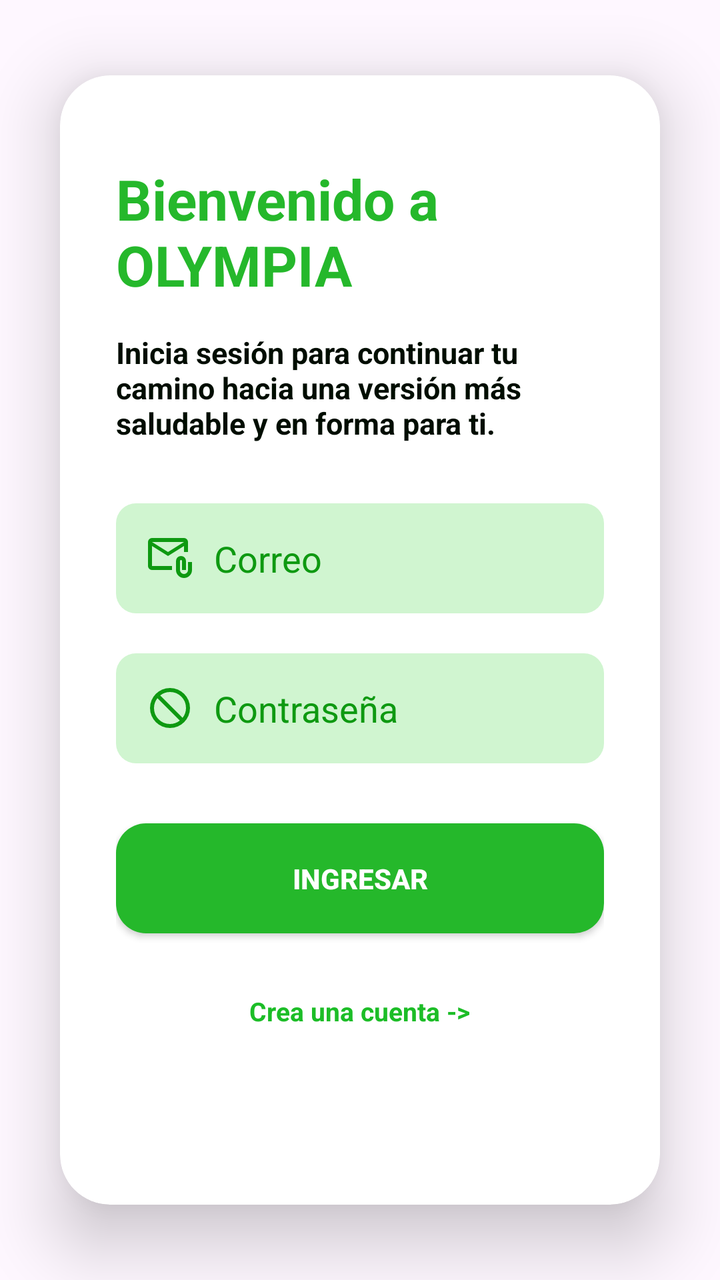
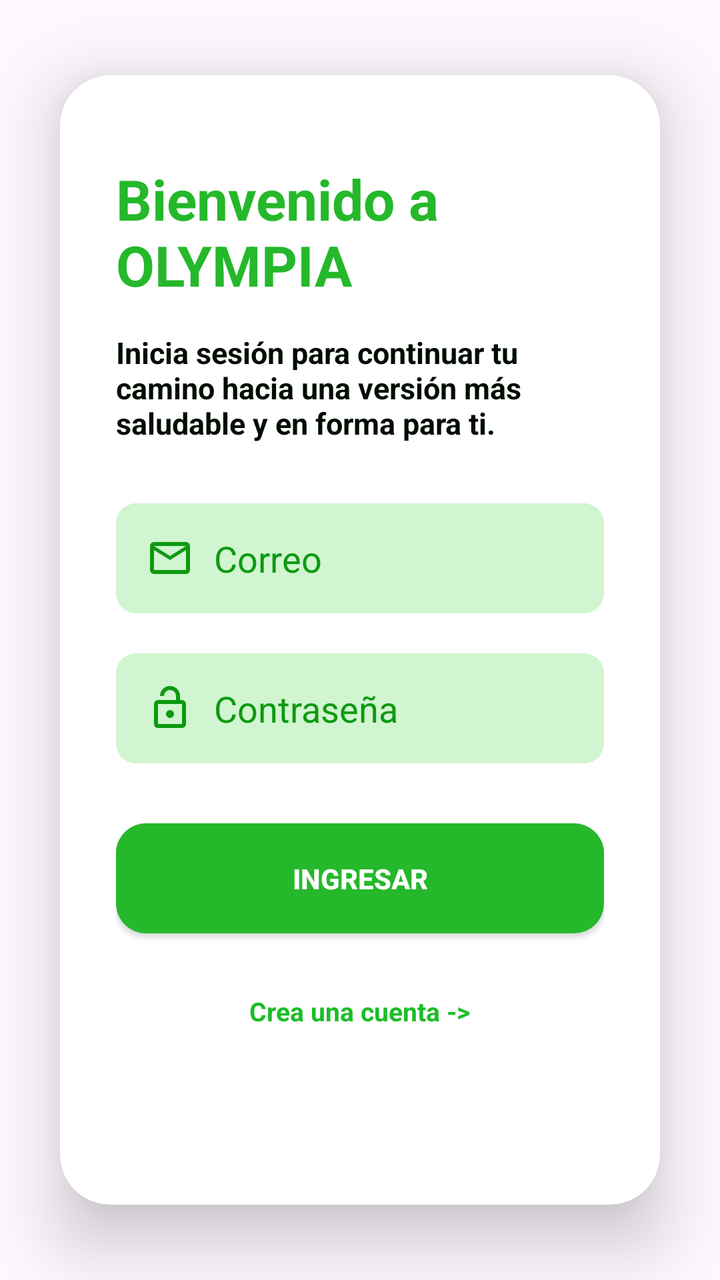

An Android layout rendered at two revisions. The XML below is the earlier revision; the diff shows what the commit changed to produce the second picture.
<!-- AndroidManifest.xml: application theme Theme.Olympia_ -->
<!-- res/layout/activity_main.xml -->
<?xml version="1.0" encoding="utf-8"?>
<androidx.constraintlayout.widget.ConstraintLayout xmlns:android="http://schemas.android.com/apk/res/android"
    xmlns:app="http://schemas.android.com/apk/res-auto"
    xmlns:tools="http://schemas.android.com/tools"
    android:id="@+id/main"
    android:layout_width="match_parent"
    android:layout_height="match_parent"
    tools:context=".MainActivity">

    <androidx.cardview.widget.CardView
        android:id="@+id/cardLogin"
        android:layout_width="0dp"
        android:layout_height="wrap_content"
        android:layout_margin="30dp"
        app:cardCornerRadius="25dp"
        app:cardElevation="20dp"
        android:backgroundTint="@color/white"
        app:layout_constraintBaseline_toTopOf="parent"
        app:layout_constraintBottom_toBottomOf="parent"
        app:layout_constraintEnd_toEndOf="parent"
        app:layout_constraintStart_toStartOf="parent"
        app:layout_constraintTop_toTopOf="parent">

        <LinearLayout
            android:id="@+id/layoutContenido"
            android:layout_width="match_parent"
            android:layout_height="wrap_content"
            android:orientation="vertical"
            android:gravity="center"
            android:padding="28dp">

            <TextView
                android:id="@+id/tvTitulo"
                android:layout_width="wrap_content"
                android:layout_height="wrap_content"
                android:text="Bienvenido a OLYMPIA"
                android:textSize="28sp"
                android:textStyle="bold"
                android:textColor="#25B82B"
                android:layout_marginTop="15dp"
                android:layout_marginBottom="15dp"
                />

            <TextView
                android:id="@+id/tvSubt"
                android:layout_width="wrap_content"
                android:layout_height="wrap_content"
                android:text="Inicia sesión para continuar tu camino hacia una versión más saludable y en forma para ti."
                android:textSize="15sp"
                android:textStyle="bold"
                android:textColor="#000D00"
                android:layout_marginTop="0dp"
                android:layout_marginBottom="30dp"
                />

            <EditText
                android:id="@+id/etCorreo"
                android:layout_width="match_parent"
                android:layout_height="55dp"
                android:background="@drawable/bg_input"
                android:hint="Correo"
                android:paddingEnd="15dp"
                android:paddingStart="15dp"
                android:textColor="#333333"
                android:textColorHint="#0E9911"
                android:inputType="textEmailAddress"
                android:drawableStart="@drawable/email"
                android:drawablePadding="10dp"/>

            <EditText
                android:id="@+id/etPass"
                android:layout_width="match_parent"
                android:layout_height="55dp"
                android:background="@drawable/bg_input"
                android:hint="Contraseña"
                android:paddingEnd="15dp"
                android:paddingStart="15dp"
                android:textColor="#333333"
                android:textColorHint="#0E9911"
                android:inputType="textPassword"
                android:drawableStart="@drawable/contrasena"
                android:drawablePadding="10dp"
                android:layout_marginTop="20dp"/>

            <androidx.appcompat.widget.AppCompatButton
                android:id="@+id/btnIngresar"
                android:layout_width="match_parent"
                android:layout_height="55dp"
                android:text="INGRESAR"
                android:background="@drawable/bg_buton"
                android:layout_marginTop="30dp"
                android:textColor="#FFFFFF"
                android:textStyle="bold"/>

            <TextView
                android:id="@+id/tvCrearCuenta"
                android:layout_width="wrap_content"
                android:layout_height="wrap_content"
                android:text="Crea una cuenta ->"
                android:textSize="13sp"
                android:textStyle="bold"
                android:textColor="#1CBD27"
                android:layout_marginTop="30dp"
                android:layout_marginBottom="60dp"/>

        </LinearLayout>

    </androidx.cardview.widget.CardView>

</androidx.constraintlayout.widget.ConstraintLayout>
<!-- resources referenced by this layout -->
<resources>
  <color name="white">#FFFFFFFF</color>
  <!-- drawable bg_buton (drawable) -->
  <?xml version="1.0" encoding="utf-8"?>
  <shape xmlns:android="http://schemas.android.com/apk/res/android">
      <solid android:color="#25B82B"/>
      <corners android:radius="15dp"/>
  </shape>
  <!-- drawable bg_input (drawable) -->
  <?xml version="1.0" encoding="utf-8"?>
  <shape xmlns:android="http://schemas.android.com/apk/res/android">
      <solid android:color="#D0F5D0" />
      <corners android:radius="10dp" />
  </shape>
  <!-- drawable contrasena (drawable) -->
  <vector xmlns:android="http://schemas.android.com/apk/res/android" android:autoMirrored="true" android:height="24dp" android:tint="#0E9911" android:viewportHeight="960" android:viewportWidth="960" android:width="24dp">
        
      <path android:fillColor="@android:color/white" android:pathData="M324,848.5Q251,817 197,763Q143,709 111.5,636Q80,563 80,480Q80,397 111.5,324Q143,251 197,197Q251,143 324,111.5Q397,80 480,80Q563,80 636,111.5Q709,143 763,197Q817,251 848.5,324Q880,397 880,480Q880,563 848.5,636Q817,709 763,763Q709,817 636,848.5Q563,880 480,880Q397,880 324,848.5ZM480,800Q534,800 584,782.5Q634,765 676,732L228,284Q195,326 177.5,376Q160,426 160,480Q160,614 253,707Q346,800 480,800ZM732,676Q765,634 782.5,584Q800,534 800,480Q800,346 707,253Q614,160 480,160Q426,160 376,177.5Q326,195 284,228L732,676ZM480,480Q480,480 480,480Q480,480 480,480Q480,480 480,480Q480,480 480,480Q480,480 480,480Q480,480 480,480Q480,480 480,480Q480,480 480,480Z"/>
      
  </vector>
  <!-- drawable email (drawable) -->
  <vector xmlns:android="http://schemas.android.com/apk/res/android" android:height="24dp" android:tint="#0E9911" android:viewportHeight="960" android:viewportWidth="960" android:width="24dp">
        
      <path android:fillColor="@android:color/white" android:pathData="M440,440L120,240L120,640Q120,640 120,640Q120,640 120,640L520,640L520,720L120,720Q87,720 63.5,696.5Q40,673 40,640L40,160Q40,127 63.5,103.5Q87,80 120,80L760,80Q793,80 816.5,103.5Q840,127 840,160L840,360L760,360L760,240L440,440ZM440,360L760,160L120,160L440,360ZM760,880Q694,880 647,833Q600,786 600,720L600,540Q600,498 629,469Q658,440 700,440Q742,440 771,469Q800,498 800,540L800,720L720,720L720,540Q720,532 714,526Q708,520 700,520Q692,520 686,526Q680,532 680,540L680,720Q680,753 703.5,776.5Q727,800 760,800Q793,800 816.5,776.5Q840,753 840,720L840,560L920,560L920,720Q920,786 873,833Q826,880 760,880ZM120,240L120,160L120,160L120,240L120,640Q120,640 120,640Q120,640 120,640L120,640L120,540Q120,482 120,441Q120,400 120,400L120,400L120,240Z"/>
      
  </vector>
  <style name="Theme.Olympia_" parent="Base.Theme.Olympia_" />
  <style name="Base.Theme.Olympia_" parent="Theme.Material3.DayNight.NoActionBar">
          
          
      </style>
</resources>

<!-- the commit's change to res/layout/activity_main.xml (unified diff, before → after) -->
@@ -64,7 +64,7 @@
                 android:textColor="#333333"
                 android:textColorHint="#0E9911"
                 android:inputType="textEmailAddress"
-                android:drawableStart="@drawable/email"
+                android:drawableStart="@drawable/correo"
                 android:drawablePadding="10dp"/>
 
             <EditText
<!-- resource entries referenced after the edit -->
@@ -14,16 +14,24 @@
       <corners android:radius="10dp" />
   </shape>
   <!-- drawable contrasena (drawable) -->
-  <vector xmlns:android="http://schemas.android.com/apk/res/android" android:autoMirrored="true" android:height="24dp" android:tint="#0E9911" android:viewportHeight="960" android:viewportWidth="960" android:width="24dp">
-        
-      <path android:fillColor="@android:color/white" android:pathData="M324,848.5Q251,817 197,763Q143,709 111.5,636Q80,563 80,480Q80,397 111.5,324Q143,251 197,197Q251,143 324,111.5Q397,80 480,80Q563,80 636,111.5Q709,143 763,197Q817,251 848.5,324Q880,397 880,480Q880,563 848.5,636Q817,709 763,763Q709,817 636,848.5Q563,880 480,880Q397,880 324,848.5ZM480,800Q534,800 584,782.5Q634,765 676,732L228,284Q195,326 177.5,376Q160,426 160,480Q160,614 253,707Q346,800 480,800ZM732,676Q765,634 782.5,584Q800,534 800,480Q800,346 707,253Q614,160 480,160Q426,160 376,177.5Q326,195 284,228L732,676ZM480,480Q480,480 480,480Q480,480 480,480Q480,480 480,480Q480,480 480,480Q480,480 480,480Q480,480 480,480Q480,480 480,480Q480,480 480,480Z"/>
-      
+  <vector xmlns:android="http://schemas.android.com/apk/res/android"
+      android:width="24dp"
+      android:height="24dp"
+      android:viewportWidth="960"
+      android:viewportHeight="960">
+    <path
+        android:pathData="M240,320h360v-80q0,-50 -35,-85t-85,-35q-50,0 -85,35t-35,85h-80q0,-83 58.5,-141.5T480,40q83,0 141.5,58.5T680,240v80h40q33,0 56.5,23.5T800,400v400q0,33 -23.5,56.5T720,880L240,880q-33,0 -56.5,-23.5T160,800v-400q0,-33 23.5,-56.5T240,320ZM240,800h480v-400L240,400v400ZM536.5,656.5Q560,633 560,600t-23.5,-56.5Q513,520 480,520t-56.5,23.5Q400,567 400,600t23.5,56.5Q447,680 480,680t56.5,-23.5ZM240,800v-400,400Z"
+        android:fillColor="#0E9911"/>
   </vector>
-  <!-- drawable email (drawable) -->
-  <vector xmlns:android="http://schemas.android.com/apk/res/android" android:height="24dp" android:tint="#0E9911" android:viewportHeight="960" android:viewportWidth="960" android:width="24dp">
-        
-      <path android:fillColor="@android:color/white" android:pathData="M440,440L120,240L120,640Q120,640 120,640Q120,640 120,640L520,640L520,720L120,720Q87,720 63.5,696.5Q40,673 40,640L40,160Q40,127 63.5,103.5Q87,80 120,80L760,80Q793,80 816.5,103.5Q840,127 840,160L840,360L760,360L760,240L440,440ZM440,360L760,160L120,160L440,360ZM760,880Q694,880 647,833Q600,786 600,720L600,540Q600,498 629,469Q658,440 700,440Q742,440 771,469Q800,498 800,540L800,720L720,720L720,540Q720,532 714,526Q708,520 700,520Q692,520 686,526Q680,532 680,540L680,720Q680,753 703.5,776.5Q727,800 760,800Q793,800 816.5,776.5Q840,753 840,720L840,560L920,560L920,720Q920,786 873,833Q826,880 760,880ZM120,240L120,160L120,160L120,240L120,640Q120,640 120,640Q120,640 120,640L120,640L120,540Q120,482 120,441Q120,400 120,400L120,400L120,240Z"/>
-      
+  <!-- drawable correo (drawable) -->
+  <vector xmlns:android="http://schemas.android.com/apk/res/android"
+      android:width="24dp"
+      android:height="24dp"
+      android:viewportWidth="960"
+      android:viewportHeight="960">
+    <path
+        android:pathData="M160,800q-33,0 -56.5,-23.5T80,720v-480q0,-33 23.5,-56.5T160,160h640q33,0 56.5,23.5T880,240v480q0,33 -23.5,56.5T800,800L160,800ZM480,520L160,320v400h640v-400L480,520ZM480,440 L800,240L160,240l320,200ZM160,320v-80,480 -400Z"
+        android:fillColor="#0E9911"/>
   </vector>
   <style name="Theme.Olympia_" parent="Base.Theme.Olympia_" />
   <style name="Base.Theme.Olympia_" parent="Theme.Material3.DayNight.NoActionBar">
